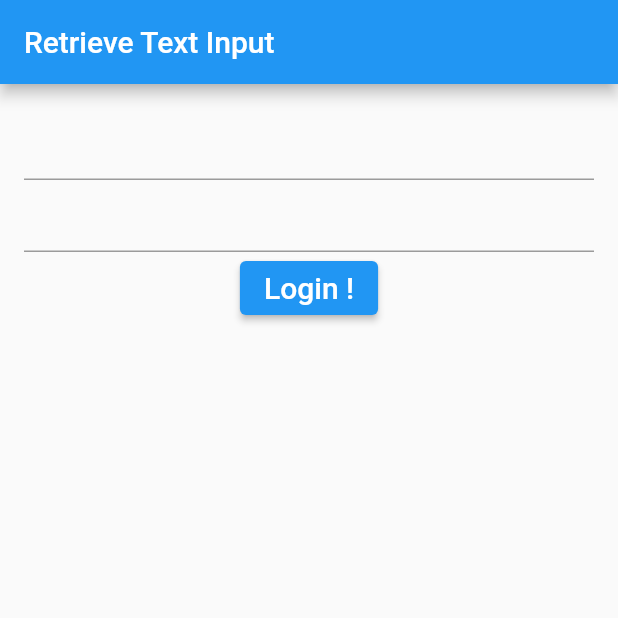
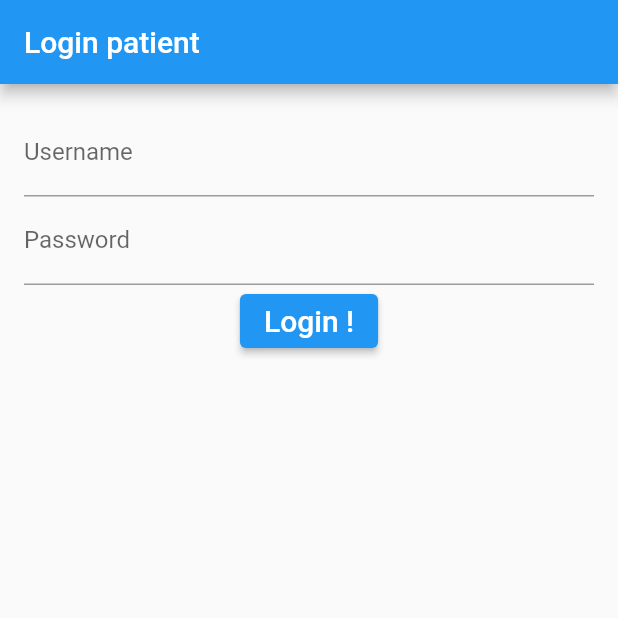
Before and after one commit to Enigmiam-Flutter/Flutter4exam, a Flutter app: the screen it shows after launch, after a tap on "Login patient", on a phone screen of 412 x 824 dp, the top half of it. Run offline on Flutter 3.47's test engine with Material 2 defaults, Android fonts, the phone set to English and light mode, and no system bars; our stand-ins replace cloud_firestore, firebase_database, webview_flutter; accounts and stored records are empty; network calls fail.

Commit message:
feat : model

```diff
--- /dev/null
+++ b/lib/PatientLoginScreen.dart
@@ -0,0 +1,133 @@
+import 'package:cloud_firestore/cloud_firestore.dart';
+import 'package:flutter/material.dart';
+import 'package:firebase_database/firebase_database.dart';
+
+import 'chat.dart';
+import 'models/Patient.dart';
+
+final databaseReference = FirebaseDatabase.instance.reference();
+
+String _username;
+String _pwd;
+var patient;
+
+void main() => runApp(PatientLoginScreen());
+
+class PatientLoginScreen extends StatelessWidget {
+  @override
+  Widget build(BuildContext context) {
+    return MaterialApp(
+      title: 'Retrieve Text Input',
+      home: MyCustomForm(),
+    );
+  }
+}
+
+// Define a custom Form widget.
+class MyCustomForm extends StatefulWidget {
+  @override
+  _MyCustomFormState createState() => _MyCustomFormState();
+}
+
+// Define a corresponding State class.
+// This class holds data related to the Form.
+class _MyCustomFormState extends State<MyCustomForm> {
+  // Create a text controller and use it to retrieve the current value
+  // of the TextField.
+  final myController = TextEditingController();
+
+  @override
+  void initState() {
+    super.initState();
+
+    myController.addListener(_printLatestValue);
+  }
+
+  @override
+  void dispose() {
+    // Clean up the controller when the widget is removed from the widget tree.
+    // This also removes the _printLatestValue listener.
+    myController.dispose();
+    super.dispose();
+  }
+
+  _printLatestValue() {
+    print("Second text field: ${myController.text}");
+  }
+
+  @override
+  Widget build(BuildContext context) {
+    return Scaffold(
+      appBar: AppBar(
+        title: Text('Login patient'),
+      ),
+      body: _build(context),
+    );
+  }
+
+  Widget _build(BuildContext context) {
+    return StreamBuilder<QuerySnapshot>(
+      stream: Firestore.instance.collection('patient').snapshots(),
+      builder: (context, snapshot) {
+        if (!snapshot.hasData) return LinearProgressIndicator();
+
+        return _buildLogin(context, snapshot.data.documents);
+      },
+    );
+  }
+
+  Widget _buildLogin(BuildContext context, List<DocumentSnapshot> snapshot) {
+    return Container(
+      child: Padding(
+        padding: const EdgeInsets.all(16.0),
+        child: Column(
+          children: <Widget>[
+            TextFormField(
+              decoration: new InputDecoration(labelText: 'Username'),
+              validator: (text) =>
+                  text.isEmpty ? 'Please enter your username' : null,
+              onSaved: (text) => _username = text,
+            ),
+            TextFormField(
+              decoration: new InputDecoration(labelText: 'Password'),
+              validator: (text) =>
+                  text.isEmpty ? 'Please enter your password' : null,
+              onSaved: (text) => _pwd = text,
+            ),
+            _loginBtn(context, snapshot),
+          ],
+        ),
+      ),
+    );
+  }
+
+  Widget _loginBtn(BuildContext context, List<DocumentSnapshot> snapshot) {
+    return Align(
+      alignment: Alignment.bottomCenter,
+      child: ElevatedButton(
+        onPressed: () => login(
+          snapshot,
+          context,
+        ),
+        child: const Text('Login !', style: TextStyle(fontSize: 20)),
+      ),
+    );
+  }
+
+  void login(List<DocumentSnapshot> snapshot, BuildContext context) {
+    snapshot.map((data) {
+      final patient = Patient.fromSnapshot(data);
+      if (patient.username == _username && patient.pwd == _pwd) {
+        Navigator.push(
+          context,
+          MaterialPageRoute(builder: (context) => FriendlyChatApp()),
+        );
+      } else {
+        Navigator.push(
+          context,
+          MaterialPageRoute(builder: (context) => FriendlyChatApp()),
+        );
+      }
+    }).toList();
+  }
+}
--- a/lib/doctor.dart
+++ b/lib/doctor.dart
@@ -1,5 +1,6 @@
 import 'package:flutter/material.dart';
 
+// ignore: must_be_immutable
 class Doctor extends StatelessWidget {
   var data;
   int i;
--- a/lib/image.dart
+++ b/lib/image.dart
@@ -1,6 +1,7 @@
 import 'package:flutter/material.dart';
 
 
+// ignore: must_be_immutable
 class MyImage extends StatelessWidget {
   var data;
   int i;
--- a/lib/main.dart
+++ b/lib/main.dart
@@ -9,7 +9,7 @@ import 'package:webview_flutter/webview_flutter.dart';
 
 import 'firebase.dart';
 import 'doctor.dart';
-import 'patient.dart';
+import 'PatientLoginScreen.dart';
 
 void main() {
   runApp(MaterialApp(
@@ -26,7 +26,7 @@ void main() {
       '/chat': (context) => FriendlyChatApp(),
       '/firebase': (context) => FirebaseApp(),
       '/docteur': (context) => Doctor(),
-      '/patient': (context) => Patient(),
+      '/patient': (context) => PatientLoginScreen(),
       //'/firestore': (context) => AddUser("roger ", "bob", 12),
     },
   ));
--- /dev/null
+++ b/lib/models/Patient.dart
@@ -0,0 +1,25 @@
+import 'package:cloud_firestore/cloud_firestore.dart';
+
+class Patient {
+  final String name;
+  final String pwd;
+  final String username;
+  final String prenom;
+  final DocumentReference reference;
+
+  Patient.fromMap(Map<String, dynamic> map, {this.reference})
+      : assert(map['nom'] != null),
+        assert(map['pwd'] != null),
+        assert(map['username'] != null),
+        assert(map['prenom'] != null),
+        name = map['nom'],
+        pwd = map['pwd'],
+        username = map['username'],
+        prenom = map['prenom'];
+
+  Patient.fromSnapshot(DocumentSnapshot snapshot)
+      : this.fromMap(snapshot.data, reference: snapshot.reference);
+
+  @override
+  String toString() => "Record<$name:$pwd>";
+}
--- a/lib/patient.dart
+++ /dev/null
@@ -1,86 +0,0 @@
-import 'package:flutter/material.dart';
-
-void main() => runApp(Patient());
-
-class Patient extends StatelessWidget {
-  @override
-  Widget build(BuildContext context) {
-    return MaterialApp(
-      title: 'Retrieve Text Input',
-      home: MyCustomForm(),
-    );
-  }
-}
-
-// Define a custom Form widget.
-class MyCustomForm extends StatefulWidget {
-  @override
-  _MyCustomFormState createState() => _MyCustomFormState();
-}
-
-// Define a corresponding State class.
-// This class holds data related to the Form.
-class _MyCustomFormState extends State<MyCustomForm> {
-  // Create a text controller and use it to retrieve the current value
-  // of the TextField.
-  final myController = TextEditingController();
-
-  @override
-  void initState() {
-    super.initState();
-
-    myController.addListener(_printLatestValue);
-  }
-
-  @override
-  void dispose() {
-    // Clean up the controller when the widget is removed from the widget tree.
-    // This also removes the _printLatestValue listener.
-    myController.dispose();
-    super.dispose();
-  }
-
-  _printLatestValue() {
-    print("Second text field: ${myController.text}");
-  }
-
-  @override
-  Widget build(BuildContext context) {
-    return Scaffold(
-      appBar: AppBar(
-        title: Text('Retrieve Text Input'),
-      ),
-      body: Padding(
-        padding: const EdgeInsets.all(16.0),
-        child: Column(
-          children: <Widget>[
-            TextField(
-              onChanged: (text) {
-                print("First text field: $text");
-              },
-            ),
-            TextField(
-              controller: myController,
-            ),
-            LoginBtn(),
-          ],
-        ),
-      ),
-    );
-  }
-}
-
-class LoginBtn extends StatelessWidget {
-  @override
-  Widget build(BuildContext context) {
-    return Align(
-      alignment: Alignment.bottomCenter,
-      child: ElevatedButton(
-        onPressed: () {
-          //createData();
-        },
-        child: const Text('Login !', style: TextStyle(fontSize: 20)),
-      ),
-    );
-  }
-}
--- a/pubspec.yaml
+++ b/pubspec.yaml
@@ -14,7 +14,7 @@ description: Flutter application to demonstrate api calls.
 version: 1.0.0+1
 
 environment:
-  sdk: ">=2.1.0 <3.0.0"
+  sdk: ">=2.2.0 <3.0.0"
 
 dependencies:
   flutter:
```
Also changed, not shown: lib/models/Docteur.dart (added, +25 -0 lines).
